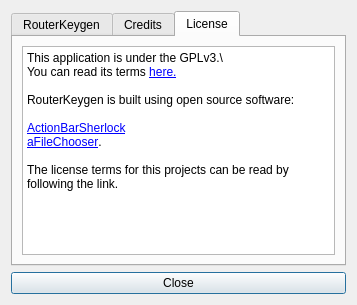
Above: forms/aboutdialog.ui from routerkeygen/routerkeygenPC before the change. Below: the same form after it.
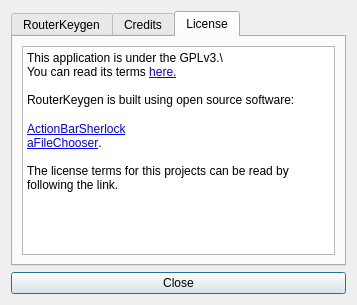
That is the form after the change. The open tabs and pages were chosen to show the change.

```diff
--- a/forms/aboutdialog.ui
+++ b/forms/aboutdialog.ui
@@ -84,16 +84,15 @@
           <string>&lt;!DOCTYPE HTML PUBLIC &quot;-//W3C//DTD HTML 4.0//EN&quot; &quot;http://www.w3.org/TR/REC-html40/strict.dtd&quot;&gt;
 &lt;html&gt;&lt;head&gt;&lt;meta name=&quot;qrichtext&quot; content=&quot;1&quot; /&gt;&lt;style type=&quot;text/css&quot;&gt;
 p, li { white-space: pre-wrap; }
-&lt;/style&gt;&lt;/head&gt;&lt;body style=&quot; font-family:'Sans Serif'; font-size:9pt; font-weight:400; font-style:normal;&quot;&gt;
-&lt;p style=&quot; margin-top:0px; margin-bottom:0px; margin-left:0px; margin-right:0px; -qt-block-indent:0; text-indent:0px;&quot;&gt;This application is under the GPLv3.\&lt;/p&gt;
-&lt;p style=&quot; margin-top:0px; margin-bottom:0px; margin-left:0px; margin-right:0px; -qt-block-indent:0; text-indent:0px;&quot;&gt;You can read its terms &lt;a href=&quot;http://www.gnu.org/licenses/gpl-3.0.html&quot;&gt;&lt;span style=&quot; text-decoration: underline; color:#0000ff;&quot;&gt;here.&lt;/span&gt;&lt;/a&gt;&lt;/p&gt;
-&lt;p style=&quot;-qt-paragraph-type:empty; margin-top:0px; margin-bottom:0px; margin-left:0px; margin-right:0px; -qt-block-indent:0; text-indent:0px;&quot;&gt;&lt;br /&gt;&lt;/p&gt;
-&lt;p style=&quot; margin-top:0px; margin-bottom:0px; margin-left:0px; margin-right:0px; -qt-block-indent:0; text-indent:0px;&quot;&gt;RouterKeygen is built using open source software:&lt;/p&gt;
-&lt;p style=&quot;-qt-paragraph-type:empty; margin-top:0px; margin-bottom:0px; margin-left:0px; margin-right:0px; -qt-block-indent:0; text-indent:0px;&quot;&gt;&lt;br /&gt;&lt;/p&gt;
-&lt;p style=&quot; margin-top:0px; margin-bottom:0px; margin-left:0px; margin-right:0px; -qt-block-indent:0; text-indent:0px;&quot;&gt;&lt;a href=&quot;https://github.com/JakeWharton/ActionBarSherlock&quot;&gt;&lt;span style=&quot; text-decoration: underline; color:#0000ff;&quot;&gt;ActionBarSherlock&lt;/span&gt;&lt;/a&gt;&lt;/p&gt;
-&lt;p style=&quot; margin-top:0px; margin-bottom:0px; margin-left:0px; margin-right:0px; -qt-block-indent:0; text-indent:0px;&quot;&gt;&lt;a href=&quot;https://github.com/iPaulPro/aFileChooser&quot;&gt;&lt;span style=&quot; text-decoration: underline; color:#0000ff;&quot;&gt;aFileChooser&lt;/span&gt;&lt;/a&gt;.&lt;/p&gt;
-&lt;p style=&quot;-qt-paragraph-type:empty; margin-top:0px; margin-bottom:0px; margin-left:0px; margin-right:0px; -qt-block-indent:0; text-indent:0px;&quot;&gt;&lt;br /&gt;&lt;/p&gt;
-&lt;p style=&quot; margin-top:0px; margin-bottom:0px; margin-left:0px; margin-right:0px; -qt-block-indent:0; text-indent:0px;&quot;&gt;The license terms for this projects can be read by following the link.&lt;/p&gt;&lt;/body&gt;&lt;/html&gt;</string>
+&lt;/style&gt;&lt;/head&gt;&lt;body style=&quot; font-family:'Sans'; font-size:10pt; font-weight:400; font-style:normal;&quot;&gt;
+&lt;p style=&quot; margin-top:0px; margin-bottom:0px; margin-left:0px; margin-right:0px; -qt-block-indent:0; text-indent:0px;&quot;&gt;&lt;span style=&quot; font-family:'Sans Serif'; font-size:9pt;&quot;&gt;This application is under the GPLv3.\&lt;/span&gt;&lt;/p&gt;
+&lt;p style=&quot; margin-top:0px; margin-bottom:0px; margin-left:0px; margin-right:0px; -qt-block-indent:0; text-indent:0px;&quot;&gt;&lt;span style=&quot; font-family:'Sans Serif'; font-size:9pt;&quot;&gt;You can read its terms &lt;/span&gt;&lt;a href=&quot;http://www.gnu.org/licenses/gpl-3.0.html&quot;&gt;&lt;span style=&quot; font-family:'Sans Serif'; font-size:9pt; text-decoration: underline; color:#0000ff;&quot;&gt;here.&lt;/span&gt;&lt;/a&gt;&lt;/p&gt;
+&lt;p style=&quot;-qt-paragraph-type:empty; margin-top:0px; margin-bottom:0px; margin-left:0px; margin-right:0px; -qt-block-indent:0; text-indent:0px; font-family:'Sans Serif'; font-size:9pt;&quot;&gt;&lt;/p&gt;
+&lt;p style=&quot; margin-top:0px; margin-bottom:0px; margin-left:0px; margin-right:0px; -qt-block-indent:0; text-indent:0px;&quot;&gt;&lt;span style=&quot; font-family:'Sans Serif'; font-size:9pt;&quot;&gt;RouterKeygen is built using open source software:&lt;br /&gt;&lt;/span&gt;&lt;/p&gt;
+&lt;p style=&quot; margin-top:0px; margin-bottom:0px; margin-left:0px; margin-right:0px; -qt-block-indent:0; text-indent:0px;&quot;&gt;&lt;a href=&quot;https://github.com/JakeWharton/ActionBarSherlock&quot;&gt;&lt;span style=&quot; font-family:'Sans Serif'; font-size:9pt; text-decoration: underline; color:#0000ff;&quot;&gt;ActionBarSherlock&lt;/span&gt;&lt;/a&gt;&lt;/p&gt;
+&lt;p style=&quot; margin-top:0px; margin-bottom:0px; margin-left:0px; margin-right:0px; -qt-block-indent:0; text-indent:0px;&quot;&gt;&lt;a href=&quot;https://github.com/iPaulPro/aFileChooser&quot;&gt;&lt;span style=&quot; font-family:'Sans Serif'; font-size:9pt; text-decoration: underline; color:#0000ff;&quot;&gt;aFileChooser&lt;/span&gt;&lt;/a&gt;&lt;span style=&quot; font-family:'Sans Serif'; font-size:9pt;&quot;&gt;.&lt;/span&gt;&lt;/p&gt;
+&lt;p style=&quot;-qt-paragraph-type:empty; margin-top:0px; margin-bottom:0px; margin-left:0px; margin-right:0px; -qt-block-indent:0; text-indent:0px; font-family:'Sans Serif'; font-size:9pt;&quot;&gt;&lt;/p&gt;
+&lt;p style=&quot; margin-top:0px; margin-bottom:0px; margin-left:0px; margin-right:0px; -qt-block-indent:0; text-indent:0px;&quot;&gt;&lt;span style=&quot; font-family:'Sans Serif'; font-size:9pt;&quot;&gt;The license terms for this projects can be read by following the link.&lt;/span&gt;&lt;/p&gt;&lt;/body&gt;&lt;/html&gt;</string>
          </property>
          <property name="openExternalLinks">
           <bool>true</bool>
```
Left out of the diff: 21 changed lines with no effect on the pictures.
